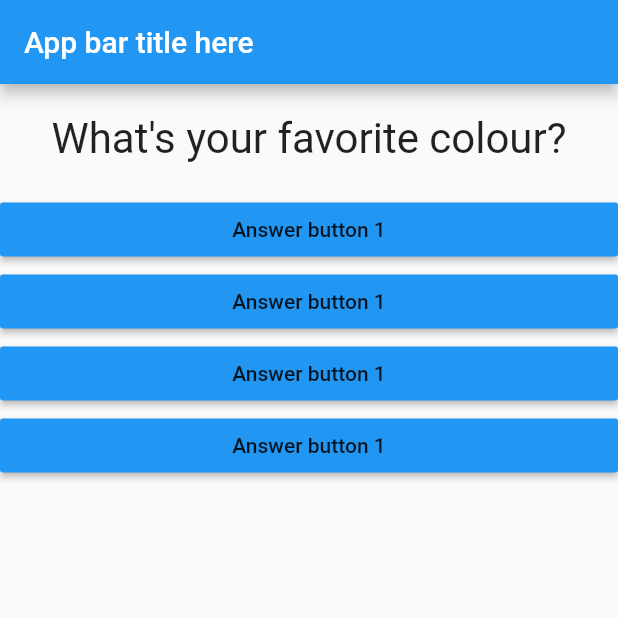
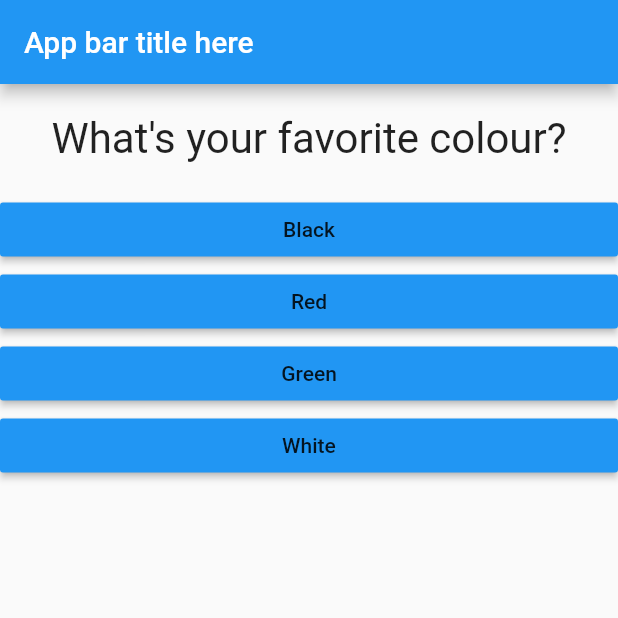
Before and after one commit to hoonblizz/Flutter_Sample1_QuizApp, a Flutter app: the screen it shows after launch, on a phone screen of 412 x 824 dp, the top half of it. Run offline on Flutter 3.47's test engine with Material 2 defaults, Android fonts, the phone set to English and light mode, and no system bars.

Commit message:
Getter and more example

```diff
--- a/lib/answer.dart
+++ b/lib/answer.dart
@@ -15,7 +15,7 @@ class Answer extends StatelessWidget {
       width: double.infinity,
       child: RaisedButton(
         color: Colors.blue,
-        child: Text('Answer button 1'),
+        child: Text(answerText),
         onPressed: selectHandler,
       ),
     );
--- a/lib/main.dart
+++ b/lib/main.dart
@@ -34,27 +34,50 @@ class _MyAppState extends State<MyApp> {
   final _questions = const [
     {
       'questionText': 'What\'s your favorite colour?',
-      'answers': ['Black', 'red', 'green', 'white']
+      'answers': [
+        {'text': 'Black', 'score': 3},
+        {'text': 'Red', 'score': 2},
+        {'text': 'Green', 'score': 4},
+        {'text': 'White', 'score': 5}
+      ]
     },
     {
       'questionText': 'What\'s your favorite animal?',
-      'answers': ['Rabbit', 'Snake', 'Elephant', 'Lion']
+      'answers': [
+        {'text': 'Rabbit', 'score': 1},
+        {'text': 'Snake', 'score': 3},
+        {'text': 'Elephant', 'score': 2},
+        {'text': 'Lion', 'score': 3}
+      ]
     },
     {
       'questionText': 'What\'s your favorite food?',
-      'answers': ['Pizza', 'Burgur', 'Pasta', 'Kimchi']
+      'answers': [
+        {'text': 'Pizza', 'score': 5},
+        {'text': 'Burger', 'score': 3},
+        {'text': 'Pasta', 'score': 2},
+        {'text': 'Kimchi', 'score': 8}
+      ]
     },
   ];
 
   var _questionIndex = 0;
+  var _totalScore = 0;
 
-  void _answerQuestion() {
-    if (_questionIndex < _questions.length) {
-      setState(() {
-        _questionIndex++;
-      });
-      print('Answered 1: ');
-    }
+  void _resetQuiz() {
+    setState(() {
+      _questionIndex = 0;
+      _totalScore = 0;
+    });
+  }
+
+  void _answerQuestion(int score) {
+    _totalScore += score;
+
+    setState(() {
+      _questionIndex++;
+    });
+    print('Current score: ${_totalScore}');
   }
 
   /*
@@ -90,7 +113,7 @@ class _MyAppState extends State<MyApp> {
                 questionIndex: _questionIndex,
                 questions: _questions,
               )
-            : Result(),
+            : Result(totalScore: _totalScore, resetQuiz: _resetQuiz),
       ),
     );
   }
--- a/lib/quiz.dart
+++ b/lib/quiz.dart
@@ -18,9 +18,11 @@ class Quiz extends StatelessWidget {
     return Column(
       children: [
         // question 파일에서 생성한 Question class
+        // List<Map<String, Object>> 라는건, List of Map that is formed with String and Object as a pair.
+        // [{'text': 'hi', 'score': 1}, {....}]
         Question(questions[questionIndex]['questionText']),
-        ...(questions[questionIndex]['answers'] as List<String>).map((answer) {
-          return Answer(answerQuestion, answer);
+        ...(questions[questionIndex]['answers'] as List<Map<String, Object>>).map((answer) {
+          return Answer(() => { answerQuestion(answer['score']) }, answer['text']);
         }).toList()
       ],
     );
```
Also changed, not shown: lib/result.dart (+30 -1 lines), 1 other file.
